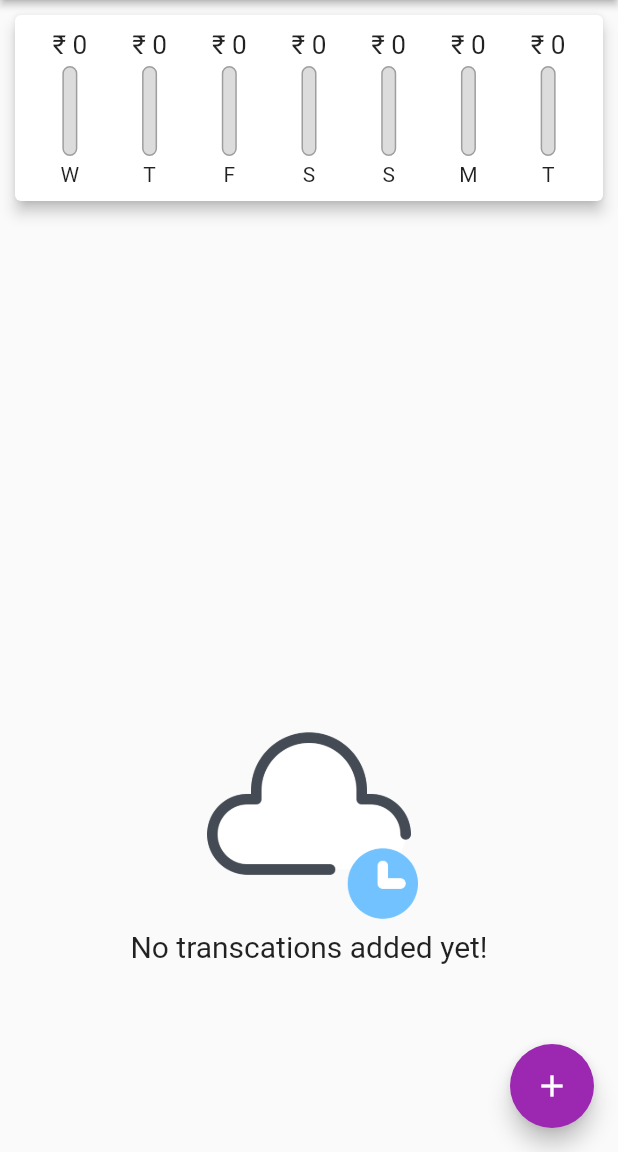
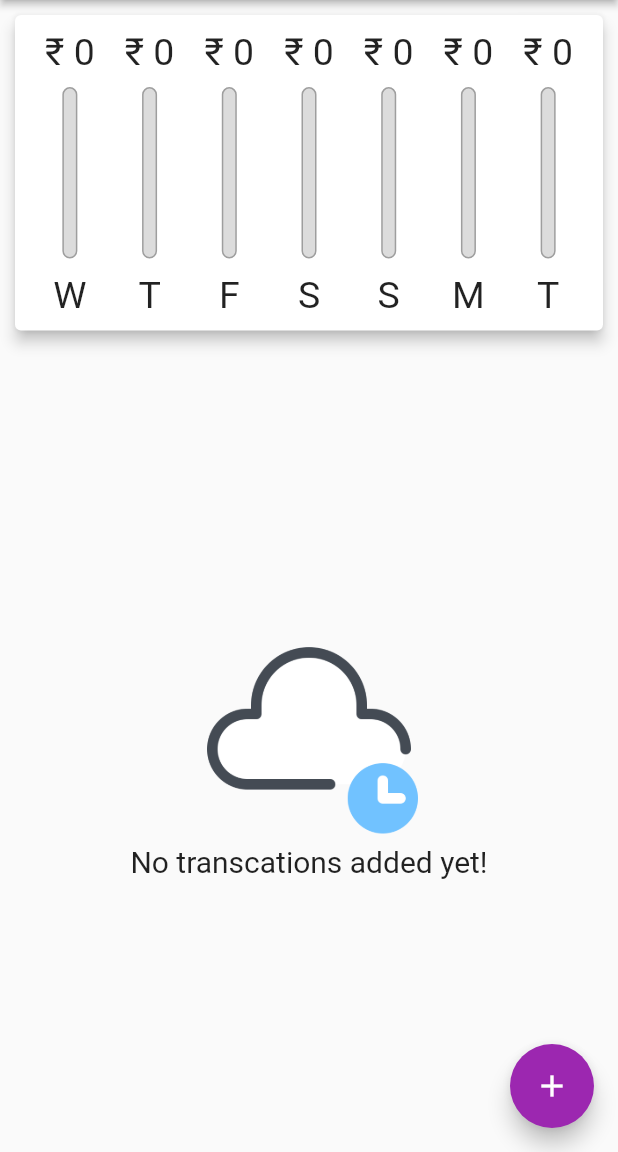
Before and after one commit to Naawaal/Mero-Kharcha, a Flutter app: the screen it shows after launch, on a phone screen of 412 x 824 dp, the part 84-1236 px from its top. Run offline on Flutter 3.47's test engine with Material 2 defaults, Android fonts, the phone set to English and light mode, and no system bars.

Commit message:
Added responsive widget

```diff
--- a/lib/screens/homepage.dart
+++ b/lib/screens/homepage.dart
@@ -54,8 +54,7 @@ class _HomepageState extends State<Homepage> {
 
   @override
   Widget build(BuildContext context) {
-    return Scaffold(
-      appBar: AppBar(
+    final appBar = AppBar(
       backgroundColor: Colors.purple,
       elevation: 2,
       title: const Text(
@@ -64,12 +63,25 @@ class _HomepageState extends State<Homepage> {
           color: Colors.white,
         ),
       ),
-      ),
+    );
+    return Scaffold(
+      appBar: appBar,
       body: SingleChildScrollView(
         child: Column(
           children: [
-            Chart(recentTranscations: _recentTranscations),
-            TranscationList(_userTrascations, _deleteTranscation),
+            Container(
+                height: (MediaQuery.of(context).size.height -
+                        appBar.preferredSize.height -
+                        MediaQuery.of(context).padding.top) *
+                    0.3,
+                child: Chart(recentTranscations: _recentTranscations)),
+            Container(
+              height: (MediaQuery.of(context).size.height -
+                      appBar.preferredSize.height -
+                      MediaQuery.of(context).padding.top) *
+                  0.7,
+              child: TranscationList(_userTrascations, _deleteTranscation),
+            ),
           ],
         ),
       ),
--- a/lib/widgets/chart_bar.dart
+++ b/lib/widgets/chart_bar.dart
@@ -14,19 +14,21 @@ class ChartBar extends StatelessWidget {
 
   @override
   Widget build(BuildContext context) {
+    return LayoutBuilder(
+      builder: (ctx, constraints) {
         return Column(
           children: [
             Container(
-          height: 20,
+              height: constraints.maxHeight * 0.15,
               child: FittedBox(
                 child: Text('₹ ${spendingAmount.toStringAsFixed(0)}'),
               ),
             ),
-        const SizedBox(
-          height: 4,
+            SizedBox(
+              height: constraints.maxHeight * 0.05,
             ),
             Container(
-          height: 60,
+              height: constraints.maxHeight * 0.6,
               width: 10,
               child: Stack(
                 children: [
@@ -52,11 +54,18 @@ class ChartBar extends StatelessWidget {
                 ],
               ),
             ),
-        const SizedBox(
-          height: 4,
+            SizedBox(
+              height: constraints.maxHeight * 0.05,
             ),
-        Text(label),
+            Container(
+              height: constraints.maxHeight * 0.15,
+              child: FittedBox(
+                child: Text(label),
+              ),
+            ),
           ],
+        );
+      },
     );
   }
 }
--- a/lib/widgets/transcation_list.dart
+++ b/lib/widgets/transcation_list.dart
@@ -13,9 +13,7 @@ class TranscationList extends StatelessWidget {
 
   @override
   Widget build(BuildContext context) {
-    return Container(
-        height: MediaQuery.of(context).size.height,
-        child: transcations.isEmpty
+    return transcations.isEmpty
         ? Center(
             child: Column(
               mainAxisAlignment: MainAxisAlignment.center,
@@ -50,8 +48,8 @@ class TranscationList extends StatelessWidget {
                   transcations[index].title,
                   style: Theme.of(context).textTheme.headline6,
                 ),
-                    subtitle: Text(
-                        DateFormat.yMMMd().format(transcations[index].date)),
+                subtitle:
+                    Text(DateFormat.yMMMd().format(transcations[index].date)),
                 trailing: IconButton(
                   icon: const Icon(Icons.delete),
                   color: Theme.of(context).errorColor,
@@ -60,6 +58,6 @@ class TranscationList extends StatelessWidget {
                   },
                 ),
               ));
-                }));
+            });
   }
 }
```
Lines whose indentation alone changed are shown as unchanged.
